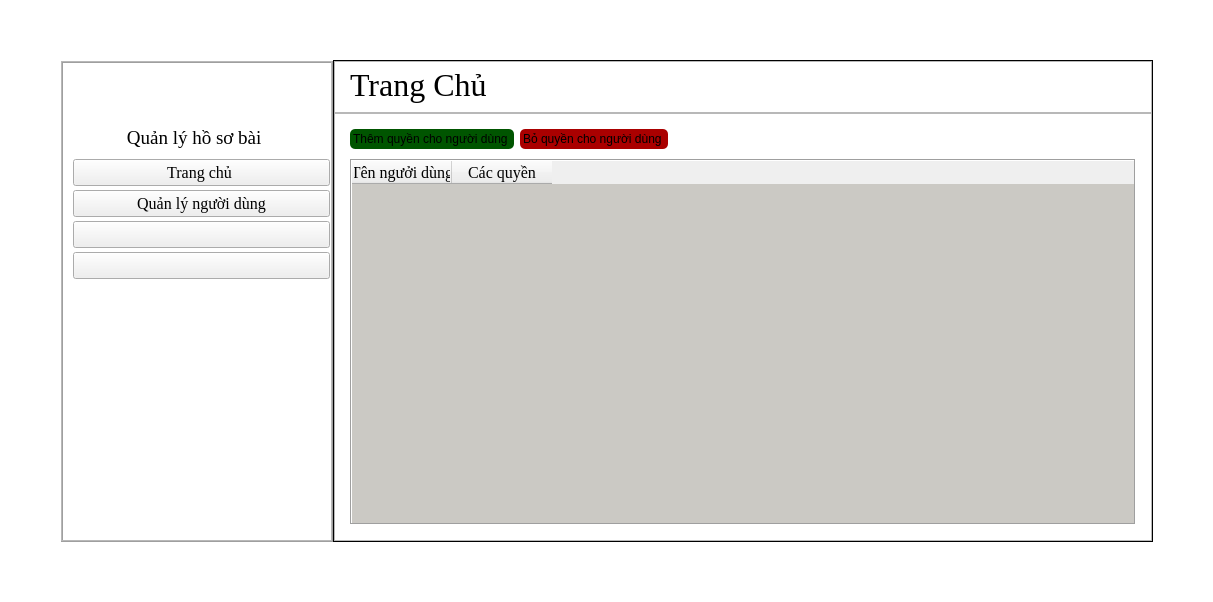
DTNS2905/App_quan_ly_python_qt_, file ui/admin_dashboard.ui: the form before one commit.
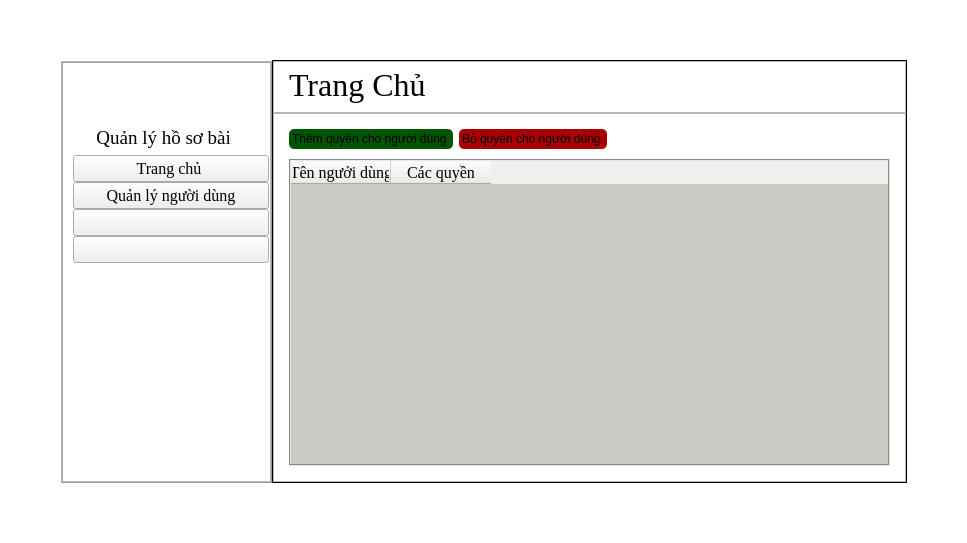
The form after the commit. The open tabs and pages were chosen to show the change. Icons and pictures are not drawn.

Commit message: register , add,. delete permission for user

What changed in the file:
```diff
--- a/ui/admin_dashboard.ui
+++ b/ui/admin_dashboard.ui
@@ -6,8 +6,8 @@
    <rect>
     <x>0</x>
     <y>0</y>
-    <width>1213</width>
-    <height>602</height>
+    <width>967</width>
+    <height>543</height>
    </rect>
   </property>
   <property name="sizePolicy">
@@ -1586,6 +1586,42 @@
                 <property name="palette">
                  <palette>
                   <active>
+                   <colorrole role="WindowText">
+                    <brush brushstyle="SolidPattern">
+                     <color alpha="255">
+                      <red>0</red>
+                      <green>0</green>
+                      <blue>0</blue>
+                     </color>
+                    </brush>
+                   </colorrole>
+                   <colorrole role="Button">
+                    <brush brushstyle="SolidPattern">
+                     <color alpha="255">
+                      <red>203</red>
+                      <green>201</green>
+                      <blue>196</blue>
+                     </color>
+                    </brush>
+                   </colorrole>
+                   <colorrole role="Text">
+                    <brush brushstyle="SolidPattern">
+                     <color alpha="255">
+                      <red>0</red>
+                      <green>0</green>
+                      <blue>0</blue>
+                     </color>
+                    </brush>
+                   </colorrole>
+                   <colorrole role="ButtonText">
+                    <brush brushstyle="SolidPattern">
+                     <color alpha="255">
+                      <red>0</red>
+                      <green>0</green>
+                      <blue>0</blue>
+                     </color>
+                    </brush>
+                   </colorrole>
                    <colorrole role="Base">
                     <brush brushstyle="SolidPattern">
                      <color alpha="255">
@@ -1613,8 +1649,53 @@
                      </color>
                     </brush>
                    </colorrole>
+                   <colorrole role="PlaceholderText">
+                    <brush brushstyle="SolidPattern">
+                     <color alpha="128">
+                      <red>0</red>
+                      <green>0</green>
+                      <blue>0</blue>
+                     </color>
+                    </brush>
+                   </colorrole>
                   </active>
                   <inactive>
+                   <colorrole role="WindowText">
+                    <brush brushstyle="SolidPattern">
+                     <color alpha="255">
+                      <red>0</red>
+                      <green>0</green>
+                      <blue>0</blue>
+                     </color>
+                    </brush>
+                   </colorrole>
+                   <colorrole role="Button">
+                    <brush brushstyle="SolidPattern">
+                     <color alpha="255">
+                      <red>203</red>
+                      <green>201</green>
+                      <blue>196</blue>
+                     </color>
+                    </brush>
+                   </colorrole>
+                   <colorrole role="Text">
+                    <brush brushstyle="SolidPattern">
+                     <color alpha="255">
+                      <red>0</red>
+                      <green>0</green>
+                      <blue>0</blue>
+                     </color>
+                    </brush>
+                   </colorrole>
+                   <colorrole role="ButtonText">
+                    <brush brushstyle="SolidPattern">
+                     <color alpha="255">
+                      <red>0</red>
+                      <green>0</green>
+                      <blue>0</blue>
+                     </color>
+                    </brush>
+                   </colorrole>
                    <colorrole role="Base">
                     <brush brushstyle="SolidPattern">
                      <color alpha="255">
@@ -1642,8 +1723,53 @@
                      </color>
                     </brush>
                    </colorrole>
+                   <colorrole role="PlaceholderText">
+                    <brush brushstyle="SolidPattern">
+                     <color alpha="128">
+                      <red>0</red>
+                      <green>0</green>
+                      <blue>0</blue>
+                     </color>
+                    </brush>
+                   </colorrole>
                   </inactive>
                   <disabled>
+                   <colorrole role="WindowText">
+                    <brush brushstyle="SolidPattern">
+                     <color alpha="255">
+                      <red>0</red>
+                      <green>0</green>
+                      <blue>0</blue>
+                     </color>
+                    </brush>
+                   </colorrole>
+                   <colorrole role="Button">
+                    <brush brushstyle="SolidPattern">
+                     <color alpha="255">
+                      <red>203</red>
+                      <green>201</green>
+                      <blue>196</blue>
+                     </color>
+                    </brush>
+                   </colorrole>
+                   <colorrole role="Text">
+                    <brush brushstyle="SolidPattern">
+                     <color alpha="255">
+                      <red>0</red>
+                      <green>0</green>
+                      <blue>0</blue>
+                     </color>
+                    </brush>
+                   </colorrole>
+                   <colorrole role="ButtonText">
+                    <brush brushstyle="SolidPattern">
+                     <color alpha="255">
+                      <red>0</red>
+                      <green>0</green>
+                      <blue>0</blue>
+                     </color>
+                    </brush>
+                   </colorrole>
                    <colorrole role="Base">
                     <brush brushstyle="SolidPattern">
                      <color alpha="255">
@@ -1671,25 +1797,47 @@
                      </color>
                     </brush>
                    </colorrole>
+                   <colorrole role="PlaceholderText">
+                    <brush brushstyle="SolidPattern">
+                     <color alpha="128">
+                      <red>0</red>
+                      <green>0</green>
+                      <blue>0</blue>
+                     </color>
+                    </brush>
+                   </colorrole>
                   </disabled>
                  </palette>
                 </property>
                 <property name="styleSheet">
-                 <string notr="true">#user_permission_table::item:selected{
-color:white;
-background-color:black;
-text-align:center;
+                 <string notr="true">
+#user_permission_table::item:alternate {
+    background: #EEEEEE;
 }
 
-#user_permission_table::item{
-color:black;
-text-align:center;
+#user_permission_table::item:selected {
+    border: 1px solid #567dbc;
 }
 
-#user_permission_table::item:hover{
-color:black;
-background-color:rgb(230, 228, 222);
-text-align:center;
+#user_permission_table::item:selected:!active {
+    background: qlineargradient(x1: 0, y1: 0, x2: 0, y2: 1, stop: 0 #6b9be8, stop: 1 #577fbf);
+    color:white
+}
+
+#user_permission_table::item:selected:active {
+    background: qlineargradient(x1: 0, y1: 0, x2: 0, y2: 1, stop: 0 #6ea1f1, stop: 1 #567dbc);
+    color:white
+}
+
+#user_permission_table::item:hover {
+    background: qlineargradient(x1: 0, y1: 0, x2: 0, y2: 1, stop: 0 #e7effd, stop: 1 #cbdaf1);
+    border: 1px solid #bfcde4;
+}
+
+#user_permission_table {
+    show-decoration-selected: 1; /* make the selection span the entire width of the view */
+	color:black;
+	background:rgb(203, 201, 196)
 }</string>
                 </property>
                 <property name="frameShape">
@@ -1708,7 +1856,7 @@
                  <bool>true</bool>
                 </property>
                 <property name="textElideMode">
-                 <enum>Qt::TextElideMode::ElideRight</enum>
+                 <enum>Qt::TextElideMode::ElideMiddle</enum>
                 </property>
                 <property name="gridStyle">
                  <enum>Qt::PenStyle::SolidLine</enum>
```
Left out of the diff: 22 changed lines with no effect on the pictures. The commit also changes 19 other files.
